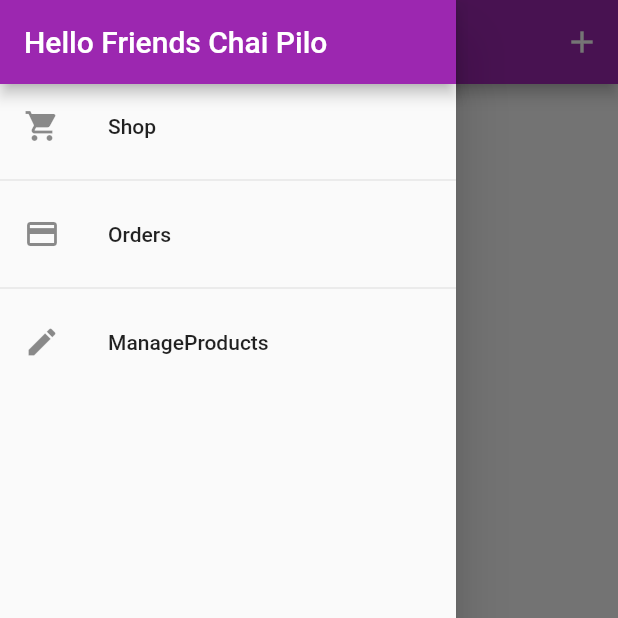
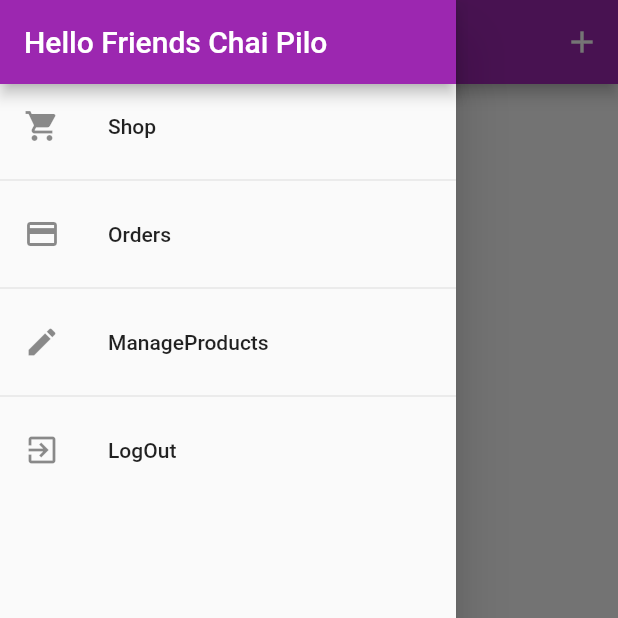
Before and after one commit to SaileshVerma/ShopAppz, a Flutter app: the UserProductScreen screen opened by its route, with the side drawer open, on a phone screen of 412 x 824 dp, the top half of it. Run offline on Flutter 3.47's test engine with Material 2 defaults, Android fonts, the phone set to English and light mode, and no system bars; network calls fail.

```diff
--- a/lib/Providers/auth.dart
+++ b/lib/Providers/auth.dart
@@ -20,6 +20,10 @@ class Auth with ChangeNotifier {
       return _token;
     }
     return null;
+  }
+
+  String get userId {
+    return _userId;
   }
 
   Future<void> _authenticate(
@@ -69,4 +73,11 @@ class Auth with ChangeNotifier {
   Future<void> login(String email, String password) async {
     return _authenticate(email, password, 'signInWithPassword');
   }
+
+  void logOut() {
+    _token = null;
+    _userId = null;
+    _expiryDate = null;
+    notifyListeners();
+  }
 }
--- a/lib/Providers/orders.dart
+++ b/lib/Providers/orders.dart
@@ -20,13 +20,17 @@ class OrderItem {
 
 class Orders with ChangeNotifier {
   List<OrderItem> _order = [];
-
+  final String authToken;
+  final String userId;
   List<OrderItem> get order {
     return [..._order];
   }
 
+  Orders(this.authToken, this._order, this.userId);
+
   Future<void> fetchAndSetOrders() async {
-    final url = 'https://shopapp-44e3f.firebaseio.com/orders.json';
+    final url =
+        'https://shopapp-44e3f.firebaseio.com/orders/$userId.json?auth=$authToken';
     final response = await http.get(url);
 
     final List<OrderItem> loadedOrders = [];
@@ -58,7 +62,8 @@ class Orders with ChangeNotifier {
   }
 
   Future<void> addOrder(List<CartItem> cartProducts, double total) async {
-    final url = 'https://shopapp-44e3f.firebaseio.com/orders.json';
+    final url =
+        'https://shopapp-44e3f.firebaseio.com/orders/$userId.json?auth=$authToken';
     final timeStamp = DateTime.now();
     final response = await http.post(
       url,
--- a/lib/screens/user_product_screen.dart
+++ b/lib/screens/user_product_screen.dart
@@ -9,12 +9,13 @@ class UserProductScreen extends StatelessWidget {
   static const routeName = './user-products';
 
   Future<void> _refreshProducts(BuildContext context) async {
-    await Provider.of<Products>(context).fetchAndSetProducts();
+    await Provider.of<Products>(context, listen: false)
+        .fetchAndSetProducts(true);
   }
 
   @override
   Widget build(BuildContext context) {
-    final productsData = Provider.of<Products>(context);
+    //  final productsData = Provider.of<Products>(context);
 
     return Scaffold(
       appBar: AppBar(
@@ -28,9 +29,17 @@ class UserProductScreen extends StatelessWidget {
         ],
       ),
       drawer: AppDrawer(),
-      body: RefreshIndicator(
+      body: FutureBuilder(
+        future: _refreshProducts(context),
+        builder: (ctx, snapshot) =>
+            snapshot.connectionState == ConnectionState.waiting
+                ? Center(
+                    child: CircularProgressIndicator(),
+                  )
+                : RefreshIndicator(
                     onRefresh: () => _refreshProducts(context),
-        child: Padding(
+                    child: Consumer<Products>(
+                      builder: (ctx, productsData, _) => Padding(
                         padding: const EdgeInsets.all(8.0),
                         child: ListView.builder(
                           itemCount: productsData.items.length,
@@ -46,6 +55,8 @@ class UserProductScreen extends StatelessWidget {
                         ),
                       ),
                     ),
+                  ),
+      ),
     );
   }
 }
--- a/lib/widgets/app_drawer.dart
+++ b/lib/widgets/app_drawer.dart
@@ -1,6 +1,8 @@
 import 'package:flutter/material.dart';
+import 'package:provider/provider.dart';
 import 'package:shopapp/screens/order_screen.dart';
 import 'package:shopapp/screens/user_product_screen.dart';
+import 'package:shopapp/Providers/auth.dart';
 
 class AppDrawer extends StatelessWidget {
   @override
@@ -34,6 +36,15 @@ class AppDrawer extends StatelessWidget {
                 Navigator.of(context)
                     .pushReplacementNamed(UserProductScreen.routeName);
               }),
+          Divider(),
+          ListTile(
+              leading: Icon(Icons.exit_to_app),
+              title: Text('LogOut'),
+              onTap: () {
+                Navigator.of(context).pop();
+
+                Provider.of<Auth>(context, listen: false).logOut();
+              }),
         ],
       ),
     );
--- a/lib/widgets/product_item.dart
+++ b/lib/widgets/product_item.dart
@@ -3,6 +3,7 @@ import 'package:provider/provider.dart';
 import 'package:shopapp/screens/products_deatail_screen.dart';
 import 'package:shopapp/Providers/product.dart';
 import 'package:shopapp/Providers/cart.dart';
+import 'package:shopapp/Providers/auth.dart';
 
 class ProductItem extends StatelessWidget {
 //  final String id;
@@ -16,6 +17,7 @@ class ProductItem extends StatelessWidget {
     //listener of the pr grid provider            // Here LISTEN FALSE will stop the building of the widget aga
     final product = Provider.of<Product>(context, listen: false);
     final cart = Provider.of<Cart>(context, listen: false);
+    final authData = Provider.of<Auth>(context, listen: false);
     return ClipRRect(
       borderRadius: BorderRadius.circular(10),
       child: GestureDetector(
@@ -41,7 +43,8 @@ class ProductItem extends StatelessWidget {
                       ? Icons.favorite
                       : Icons.favorite_border),
                   onPressed: () {
-                    product.toggleFavoriteStatus();
+                    product.toggleFavoriteStatus(
+                        authData.token, authData.userId);
                   }),
             ),
             trailing: IconButton(
```
Also changed, not shown: lib/Providers/product.dart (+5 -6 lines), lib/Providers/products.dart (+21 -9 lines), lib/main.dart (+16 -6 lines). Lines whose indentation alone changed are shown as unchanged.
